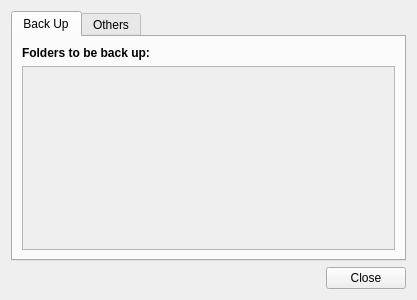
Qt form src/ui/options.ui (GeovaneJefferson/timemachine) before a commit.
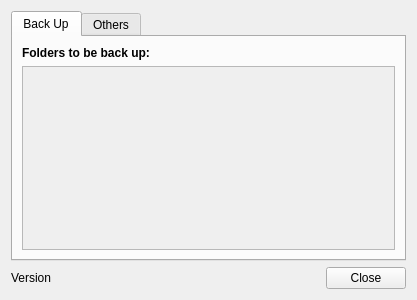
The same form after that commit.

Patch:
```diff
--- a/src/ui/options.ui
+++ b/src/ui/options.ui
@@ -154,6 +154,13 @@
    </item>
    <item>
     <layout class="QHBoxLayout" name="horizontalLayout_2">
+     <item>
+      <widget class="QLabel" name="version_label">
+       <property name="text">
+        <string>Version</string>
+       </property>
+      </widget>
+     </item>
      <item>
       <spacer name="horizontalSpacer">
        <property name="orientation">
```
